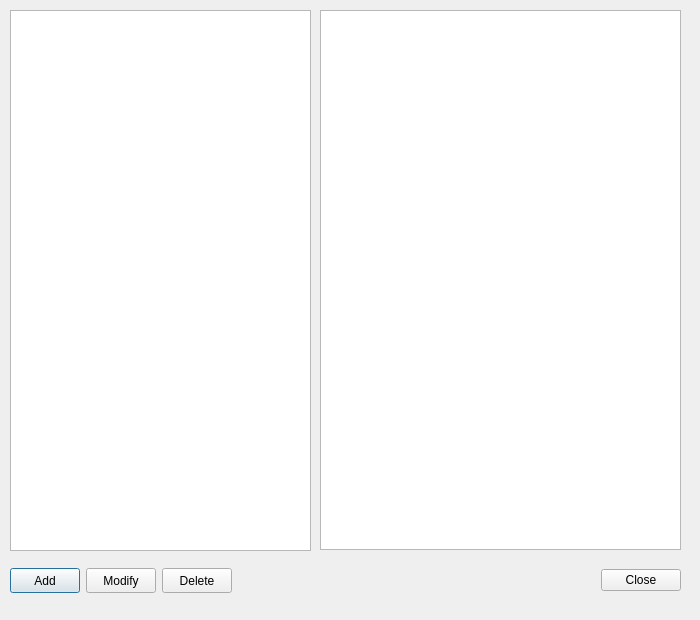
The window that menusviewdialog.ui (pgulyaev88/elpos.manager) describes before a commit, drawn with Qt 5.
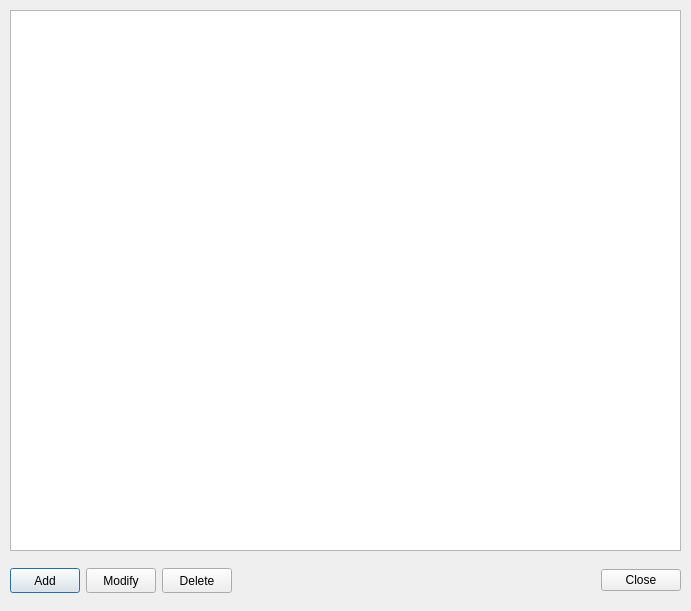
The same window after the commit.

The edit to the form file:
```diff
--- a/menusviewdialog.ui
+++ b/menusviewdialog.ui
@@ -6,8 +6,8 @@
    <rect>
     <x>0</x>
     <y>0</y>
-    <width>700</width>
-    <height>620</height>
+    <width>691</width>
+    <height>611</height>
    </rect>
   </property>
   <property name="windowTitle">
@@ -105,25 +105,12 @@
     </item>
    </layout>
   </widget>
-  <widget class="QTableView" name="menusTableView">
-   <property name="geometry">
-    <rect>
-     <x>320</x>
-     <y>10</y>
-     <width>361</width>
-     <height>540</height>
-    </rect>
-   </property>
-   <property name="lineWidth">
-    <number>2</number>
-   </property>
-  </widget>
   <widget class="QTreeView" name="menusTreeView">
    <property name="geometry">
     <rect>
      <x>10</x>
      <y>10</y>
-     <width>301</width>
+     <width>671</width>
      <height>541</height>
     </rect>
    </property>
```
